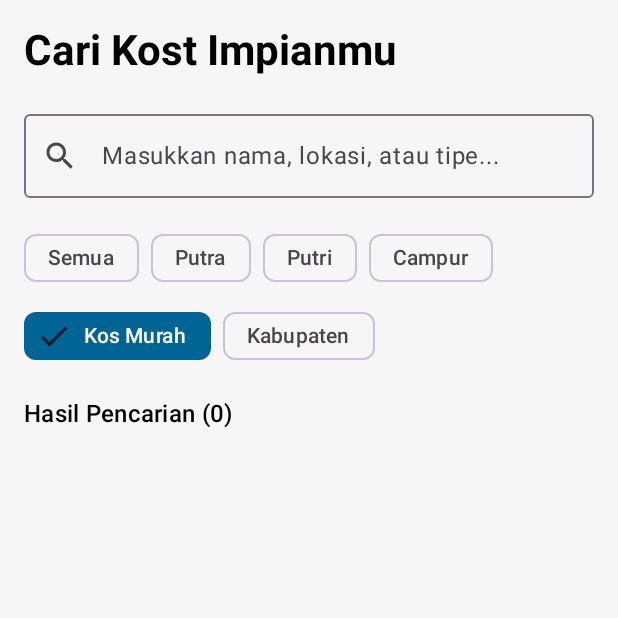
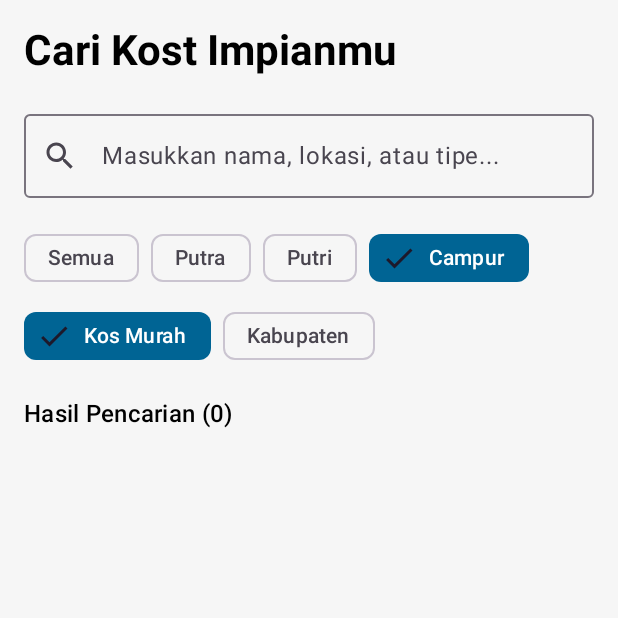
Before and after one commit to zikyegusde/KostFinder, an Android app built with Jetpack Compose: the composable SearchScreen shown on its own in the app's theme, after a tap on "Kos Murah", on a phone screen of 412 x 824 dp, the top half of it. Run offline under Robolectric (Android 15) with nearby library versions, the light colour scheme and no system bars; our stand-ins replace Firebase (no records; nobody signed in at launch, a user with empty details on screens opened directly); libraries missing offline, so code that uses them is left out: com.cloudinary.android; 1 other tap on this screen came first.

Commit message:
update16

```diff
--- a/app/src/main/java/com/example/kostfinder/screens/LoginScreen.kt
+++ b/app/src/main/java/com/example/kostfinder/screens/LoginScreen.kt
@@ -114,7 +114,7 @@ fun LoginScreen(navController: NavController, authViewModel: AuthViewModel = vie
                     painter = painterResource(id = R.drawable.logo2),
                     contentDescription = "Logo KostFinder",
                     modifier = Modifier
-                        .size(100.dp)
+                        .size(150.dp)
                         .padding(bottom = 16.dp)
                 )
                 Text(
@@ -125,7 +125,7 @@ fun LoginScreen(navController: NavController, authViewModel: AuthViewModel = vie
                 Text(
                     text = "Silakan login untuk melanjutkan",
                     style = MaterialTheme.typography.bodyLarge,
-                    color = Color.Gray
+                    color = Color.White.copy(alpha = 0.8f)
                 )
 
                 Spacer(modifier = Modifier.height(32.dp))
--- a/app/src/main/java/com/example/kostfinder/screens/SearchScreen.kt
+++ b/app/src/main/java/com/example/kostfinder/screens/SearchScreen.kt
@@ -22,15 +22,16 @@ import java.util.Locale
 @OptIn(ExperimentalMaterial3Api::class, ExperimentalLayoutApi::class)
 @Composable
 fun SearchScreen(navController: NavController, kostViewModel: KostViewModel = viewModel()) {
+    // ## PERBAIKAN: Mengganti mutableStateOF menjadi mutableStateOf ##
     var searchQuery by remember { mutableStateOf("") }
     val allKosts by kostViewModel.kostList.collectAsState()
     val isLoading by kostViewModel.isLoading.collectAsState()
 
-    var selectedCategory by remember { mutableStateOf("Semua") }
+    var selectedCategories by remember { mutableStateOf<Set<String>>(setOf("Semua")) }
     var selectedKabupaten by remember { mutableStateOf<String?>(null) }
     var isKabupatenMenuExpanded by remember { mutableStateOf(false) }
 
-    val categories = listOf("Semua", "Putra", "Putri", "Campur", "Kos Murah", "Kabupaten")
+    val categories = listOf("Semua", "Putra", "Putri", "Campur", "Kos Murah")
     val kabupatenOptions = listOf("Badung", "Bangli", "Buleleng", "Denpasar", "Gianyar", "Jembrana", "Karangasem", "Klungkung", "Tabanan")
 
     fun parsePrice(price: String): Long {
@@ -52,10 +53,9 @@ fun SearchScreen(navController: NavController, kostViewModel: KostViewModel = vi
         }
     }
 
-    val filteredKosts = remember(searchQuery, selectedCategory, selectedKabupaten, allKosts) {
+    val filteredKosts = remember(searchQuery, selectedCategories, selectedKabupaten, allKosts) {
         var result = allKosts
 
-        // 1. Filter berdasarkan teks pencarian
         if (searchQuery.isNotBlank()) {
             val query = searchQuery.lowercase(Locale.getDefault())
             result = result.filter {
@@ -66,25 +66,22 @@ fun SearchScreen(navController: NavController, kostViewModel: KostViewModel = vi
             }
         }
 
-        // 2. Filter berdasarkan kategori chip
-        result = when (selectedCategory) {
+        selectedKabupaten?.let { kabupaten ->
+            result = result.filter { it.location.equals(kabupaten, ignoreCase = true) }
+        }
+
+        if (!selectedCategories.contains("Semua")) {
+            selectedCategories.forEach { category ->
+                result = when (category) {
                     "Kos Murah" -> result.filter { kost ->
-                // ## PERUBAHAN LOGIKA HARGA MURAH ##
-                // Cek harga promo dulu, jika tidak ada, baru cek harga asli.
                         val priceToCheck = kost.promoPrice ?: kost.price
                         val priceValue = parsePrice(priceToCheck)
                         priceValue > 0 && priceValue <= 1_000_000
-                // ## AKHIR PERUBAHAN ##
                     }
-            "Putra", "Putri", "Campur" -> result.filter { it.type.equals(selectedCategory, ignoreCase = true) }
-            "Kabupaten" -> {
-                if (selectedKabupaten != null) {
-                    result.filter { it.location.equals(selectedKabupaten, ignoreCase = true) }
-                } else {
-                    result
+                    "Putra", "Putri", "Campur" -> result.filter { it.type.equals(category, ignoreCase = true) }
+                    else -> result
                 }
             }
-            else -> result
         }
         result
     }
@@ -113,22 +110,42 @@ fun SearchScreen(navController: NavController, kostViewModel: KostViewModel = vi
             verticalArrangement = Arrangement.spacedBy(4.dp)
         ) {
             categories.forEach { category ->
-                if (category == "Kabupaten") {
-                    Box {
+                val isSelected = selectedCategories.contains(category)
                 FilterChip(
-                            selected = selectedCategory == "Kabupaten",
+                    selected = isSelected,
                     onClick = {
-                                selectedCategory = "Kabupaten"
-                                isKabupatenMenuExpanded = true
+                        val newSelection = selectedCategories.toMutableSet()
+                        if (category == "Semua") {
+                            newSelection.clear()
+                            newSelection.add("Semua")
+                        } else {
+                            newSelection.remove("Semua")
+                            if (isSelected) {
+                                newSelection.remove(category)
+                            } else {
+                                newSelection.add(category)
+                            }
+                            if (newSelection.isEmpty()) {
+                                newSelection.add("Semua")
+                            }
+                        }
+                        selectedCategories = newSelection
                     },
-                            label = { Text(selectedKabupaten ?: "Kabupaten") },
-                            leadingIcon = if (selectedCategory == "Kabupaten" && selectedKabupaten != null) {
+                    label = { Text(category) },
+                    leadingIcon = if (isSelected) {
                         { Icon(imageVector = Icons.Default.Done, contentDescription = "Done") }
                     } else null,
                     colors = FilterChipDefaults.filterChipColors(
                         selectedContainerColor = MaterialTheme.colorScheme.primary,
                         selectedLabelColor = Color.White
                     )
+                )
+            }
+            Box {
+                FilterChip(
+                    selected = selectedKabupaten != null,
+                    onClick = { isKabupatenMenuExpanded = true },
+                    label = { Text(selectedKabupaten ?: "Kabupaten") }
                 )
                 DropdownMenu(
                     expanded = isKabupatenMenuExpanded,
@@ -138,29 +155,11 @@ fun SearchScreen(navController: NavController, kostViewModel: KostViewModel = vi
                         DropdownMenuItem(
                             text = { Text(kabupaten) },
                             onClick = {
-                                        selectedKabupaten = kabupaten
+                                selectedKabupaten = if (selectedKabupaten == kabupaten) null else kabupaten
                                 isKabupatenMenuExpanded = false
                             }
                         )
                     }
-                        }
-                    }
-                } else {
-                    FilterChip(
-                        selected = selectedCategory == category,
-                        onClick = {
-                            selectedCategory = category
-                            selectedKabupaten = null
-                        },
-                        label = { Text(category) },
-                        leadingIcon = if (selectedCategory == category) {
-                            { Icon(imageVector = Icons.Default.Done, contentDescription = "Done") }
-                        } else null,
-                        colors = FilterChipDefaults.filterChipColors(
-                            selectedContainerColor = MaterialTheme.colorScheme.primary,
-                            selectedLabelColor = Color.White
-                        )
-                    )
                 }
             }
         }
```
Also changed, not shown: app/src/main/java/com/example/kostfinder/screens/EditKostScreen.kt (+59 -5 lines), app/src/main/java/com/example/kostfinder/screens/HomeScreen.kt (+230 -282 lines). Lines whose indentation alone changed are shown as unchanged.
